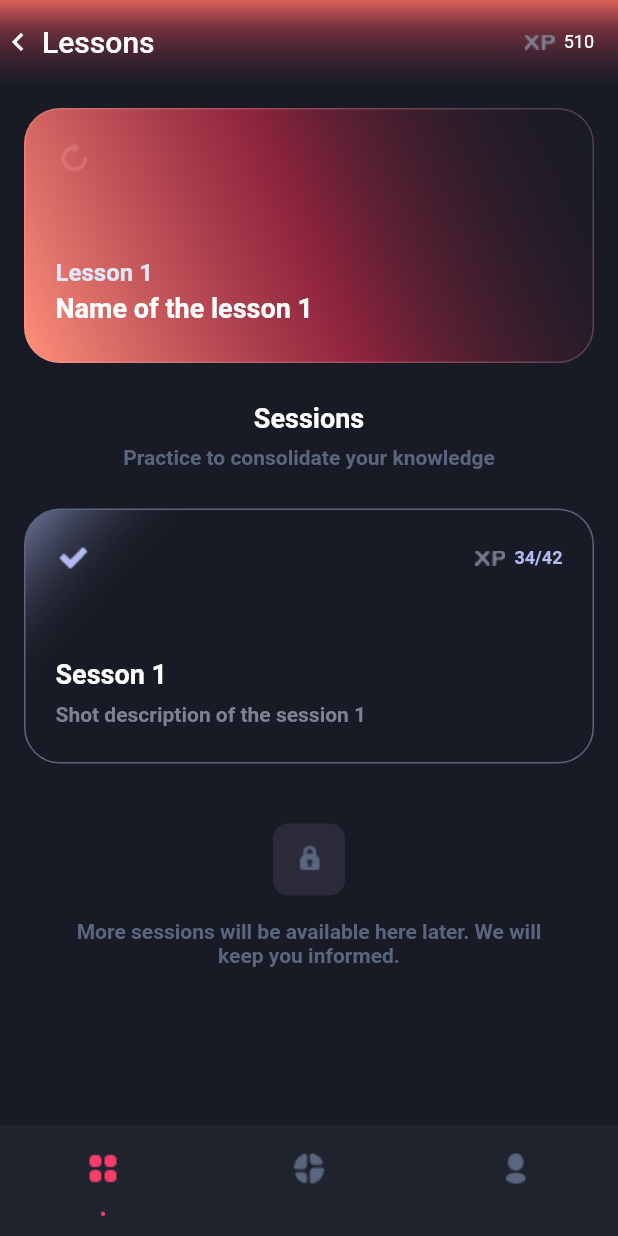
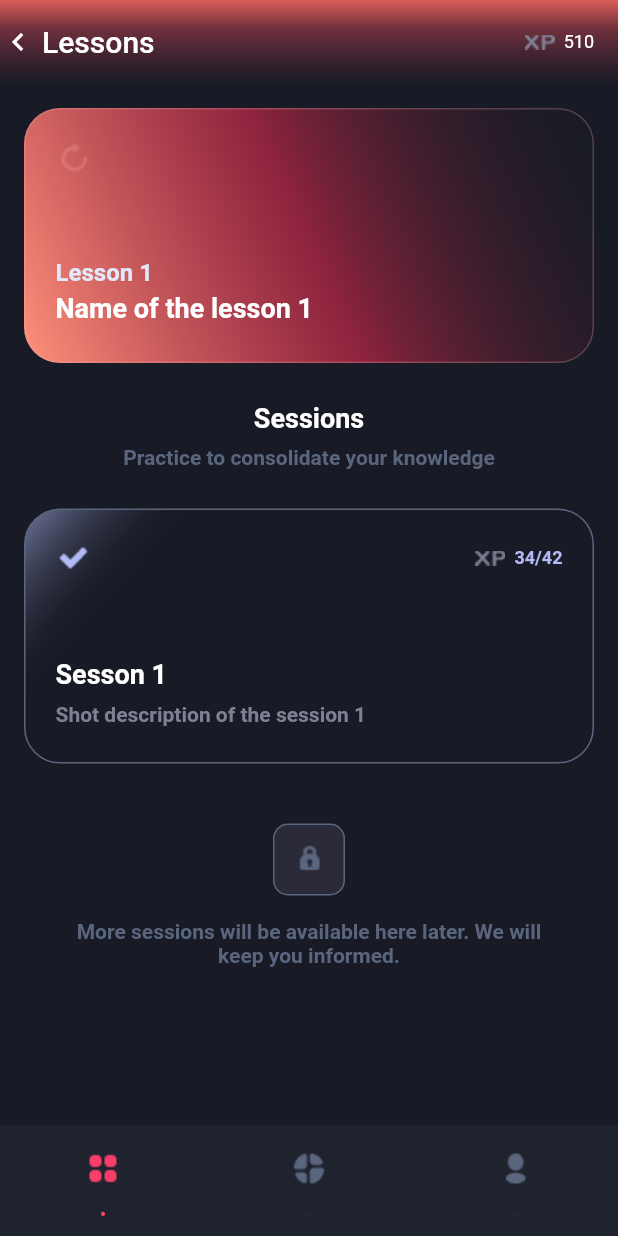
Before and after one commit to OlegTsarenkoff/test_screen_app, a Flutter app: the screen it shows after launch, on a phone screen of 412 x 824 dp. Run offline on Flutter 3.47's test engine with Material 2 defaults, Android fonts, the light colour scheme and no system bars.

Commit message:
initial commit

```diff
--- a/lib/widgets/lesson_main_screen.dart
+++ b/lib/widgets/lesson_main_screen.dart
@@ -259,9 +259,14 @@ class _LockSession extends StatelessWidget {
           Container(
               height: 48,
               width: 48,
-              decoration: const BoxDecoration(
+              decoration: BoxDecoration(
                   color: gray800BckgrndColor,
-                  borderRadius: BorderRadius.all(Radius.circular(10))),
+                  border: Border.all(
+                    color: tabSessionBorderColor,
+                    width: 1,
+                    style: BorderStyle.solid,
+                  ),
+                  borderRadius: const BorderRadius.all(Radius.circular(10))),
               child: const Image(
                 image: AssetImage(lockImage),
               )),
```
